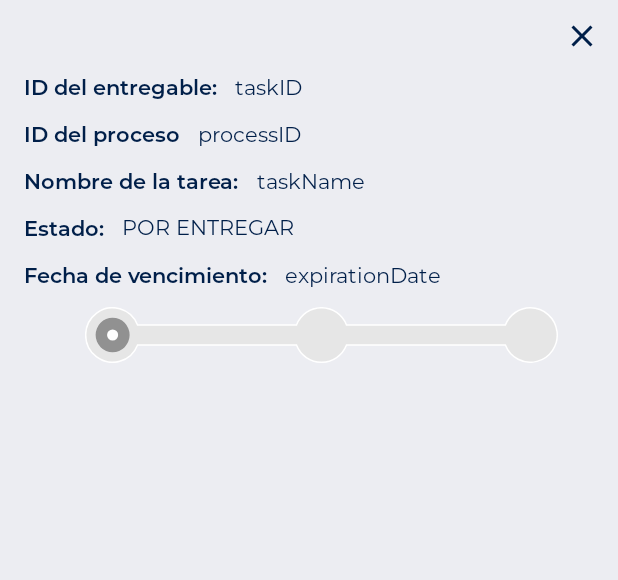
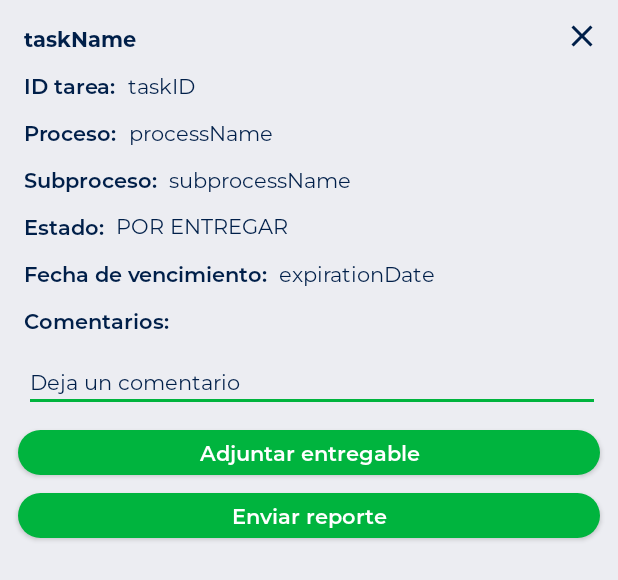
Before and after one commit to kurono7/checher2, an Android app: the layout dialog_deriverable.xml on its own in the app's theme, with its tools: preview values and no code run, on a phone screen of 412 x 824 dp. Shown: the top 580 px of the screen. Run offline under Robolectric (Android 15) with nearby library versions, the phone set to English and light mode, and no system bars.

Commit message:
Fourtynine commit Start correcting the deliverable dialog xml

```diff
--- a/app/src/main/java/com/example/checker/control/DeliverableDialog.java
+++ b/app/src/main/java/com/example/checker/control/DeliverableDialog.java
@@ -11,7 +11,8 @@ import com.example.checker.model.Task;
 
 public class DeliverableDialog extends Dialog {
     private TextView taskID;
-    private TextView processID;
+    private TextView processName;
+    private TextView subprocessName;
     private TextView taskName;
     private TextView status;
     private TextView expirationDate;
@@ -20,12 +21,13 @@ public class DeliverableDialog extends Dialog {
         super(context);
         Task task = (Task) bundle.getSerializable("task");
         taskID = findViewById(R.id.taskID);
-        processID = findViewById(R.id.processID);
         taskName = findViewById(R.id.taskName);
         status = findViewById(R.id.status);
+        processName = findViewById(R.id.process);
+        subprocessName = findViewById(R.id.subprocess);
         expirationDate = findViewById(R.id.expirationDate);
         taskID.setText(task.getTaskID());
-        processID.setText(task.getProcessID());
+        processName.setText(task.getProcess());
         taskName.setText(task.getTaskName());
         status.setText(task.getStatus());
         expirationDate.setText(task.getExpirationDate());
@@ -35,6 +37,6 @@ public class DeliverableDialog extends Dialog {
     protected void onCreate(Bundle savedInstanceState) {
         super.onCreate(savedInstanceState);
         requestWindowFeature(Window.FEATURE_NO_TITLE);
-        setContentView(R.layout.dialog_task);
+        setContentView(R.layout.dialog_deriverable);
     }
 }
--- a/app/src/main/res/layout/dialog_deriverable.xml
+++ b/app/src/main/res/layout/dialog_deriverable.xml
@@ -2,9 +2,7 @@
 <androidx.constraintlayout.widget.ConstraintLayout xmlns:android="http://schemas.android.com/apk/res/android"
     xmlns:app="http://schemas.android.com/apk/res-auto"
     android:layout_width="match_parent"
-    android:layout_height="wrap_content"
-    android:paddingLeft="@dimen/fab_margin"
-    android:paddingBottom="@dimen/fab_margin">
+    android:layout_height="wrap_content">
 
     <ImageView
         android:id="@+id/closeBtn"
@@ -16,66 +14,78 @@
         app:layout_constraintTop_toTopOf="parent" />
 
     <TextView
+        android:id="@+id/taskName"
+        style="@style/ContentBoldText"
+        android:layout_width="wrap_content"
+        android:layout_height="wrap_content"
+        android:layout_marginLeft="@dimen/fab_margin"
+        android:layout_marginTop="@dimen/fab_margin"
+        android:text="taskName"
+        app:layout_constraintStart_toStartOf="parent"
+        app:layout_constraintTop_toTopOf="parent" />
+
+    <TextView
         android:id="@+id/taskIDTitle"
         style="@style/ContentSemiboldText"
         android:layout_width="wrap_content"
         android:layout_height="wrap_content"
-        android:text="ID del entregable:"
-        app:layout_constraintStart_toStartOf="parent"
-        app:layout_constraintTop_toBottomOf="@id/closeBtn" />
+        android:layout_marginTop="@dimen/normal_margin"
+        android:text="@string/taskIDTitleTxt"
+        app:layout_constraintStart_toStartOf="@id/taskName"
+        app:layout_constraintTop_toBottomOf="@id/taskName" />
 
     <TextView
         android:id="@+id/taskID"
         style="@style/ContentRegularText"
         android:layout_width="wrap_content"
         android:layout_height="wrap_content"
-        android:layout_marginLeft="@dimen/normal_margin"
+        android:layout_marginLeft="@dimen/min_margin"
         android:text="taskID"
         app:layout_constraintBottom_toBottomOf="@id/taskIDTitle"
         app:layout_constraintStart_toEndOf="@id/taskIDTitle"
         app:layout_constraintTop_toTopOf="@id/taskIDTitle" />
 
     <TextView
-        android:id="@+id/processIDTitle"
+        android:id="@+id/processTitle"
         style="@style/ContentSemiboldText"
         android:layout_width="wrap_content"
         android:layout_height="wrap_content"
         android:layout_marginTop="@dimen/normal_margin"
-        android:text="ID del proceso"
+        android:text="@string/processTitleTxt"
         app:layout_constraintStart_toStartOf="@id/taskIDTitle"
         app:layout_constraintTop_toBottomOf="@id/taskIDTitle" />
 
     <TextView
-        android:id="@+id/processID"
+        android:id="@+id/process"
         style="@style/ContentRegularText"
         android:layout_width="wrap_content"
         android:layout_height="wrap_content"
-        android:layout_marginLeft="@dimen/normal_margin"
-        android:text="processID"
-        app:layout_constraintBottom_toBottomOf="@id/processIDTitle"
-        app:layout_constraintStart_toEndOf="@id/processIDTitle"
-        app:layout_constraintTop_toTopOf="@id/processIDTitle" />
+        android:layout_marginLeft="@dimen/min_margin"
+        android:text="processName"
+        app:layout_constraintBottom_toBottomOf="@id/processTitle"
+        app:layout_constraintStart_toEndOf="@id/processTitle"
+        app:layout_constraintTop_toTopOf="@id/processTitle" />
 
     <TextView
-        android:id="@+id/taskNameTitle"
+        android:id="@+id/subprocessTitle"
         style="@style/ContentSemiboldText"
         android:layout_width="wrap_content"
         android:layout_height="wrap_content"
         android:layout_marginTop="@dimen/normal_margin"
-        android:text="Nombre de la tarea:"
-        app:layout_constraintStart_toStartOf="@id/processIDTitle"
-        app:layout_constraintTop_toBottomOf="@id/processIDTitle" />
+        android:text="@string/subprocessTitleTxt"
+        app:layout_constraintStart_toStartOf="@id/taskName"
+        app:layout_constraintTop_toBottomOf="@id/processTitle" />
 
     <TextView
-        android:id="@+id/taskName"
+        android:id="@+id/subprocess"
         style="@style/ContentRegularText"
         android:layout_width="wrap_content"
         android:layout_height="wrap_content"
-        android:layout_marginLeft="@dimen/normal_margin"
-        android:text="taskName"
-        app:layout_constraintBottom_toBottomOf="@id/taskNameTitle"
-        app:layout_constraintStart_toEndOf="@id/taskNameTitle"
-        app:layout_constraintTop_toTopOf="@id/taskNameTitle" />
+        android:layout_marginLeft="@dimen/min_margin"
+        android:text="subprocessName"
+        app:layout_constraintBottom_toBottomOf="@id/subprocessTitle"
+        app:layout_constraintStart_toEndOf="@id/subprocessTitle"
+        app:layout_constraintTop_toTopOf="@id/subprocessTitle" />
 
     <TextView
         android:id="@+id/statusTitle"
@@ -83,16 +93,16 @@
         android:layout_width="wrap_content"
         android:layout_height="19dp"
         android:layout_marginTop="@dimen/normal_margin"
-        android:text="Estado:"
-        app:layout_constraintStart_toStartOf="@id/taskNameTitle"
-        app:layout_constraintTop_toBottomOf="@id/taskNameTitle" />
+        android:text="@string/statusTitleTxt"
+        app:layout_constraintStart_toStartOf="@id/taskName"
+        app:layout_constraintTop_toBottomOf="@id/subprocessTitle" />
 
     <TextView
         android:id="@+id/status"
         style="@style/ContentRegularText"
         android:layout_width="wrap_content"
         android:layout_height="19dp"
-        android:layout_marginLeft="@dimen/normal_margin"
+        android:layout_marginLeft="@dimen/min_margin"
         android:text="POR ENTREGAR"
         app:layout_constraintBottom_toBottomOf="@id/statusTitle"
         app:layout_constraintStart_toEndOf="@id/statusTitle"
@@ -105,8 +115,8 @@
         android:layout_width="wrap_content"
         android:layout_height="wrap_content"
         android:layout_marginTop="@dimen/normal_margin"
-        android:text="Fecha de vencimiento:"
-        app:layout_constraintStart_toStartOf="@id/statusTitle"
+        android:text="@string/expirationDateTitleTxt"
+        app:layout_constraintStart_toStartOf="@id/taskName"
         app:layout_constraintTop_toBottomOf="@id/statusTitle" />
 
     <TextView
@@ -114,20 +124,72 @@
         style="@style/ContentRegularText"
         android:layout_width="wrap_content"
         android:layout_height="wrap_content"
-        android:layout_marginLeft="@dimen/normal_margin"
+        android:layout_marginLeft="@dimen/min_margin"
         android:text="expirationDate"
         app:layout_constraintBottom_toBottomOf="@id/expirationDateTitle"
         app:layout_constraintStart_toEndOf="@id/expirationDateTitle"
         app:layout_constraintTop_toTopOf="@id/expirationDateTitle" />
 
-    <ImageView
-        android:id="@+id/statusIndicator"
+    <TextView
+        android:id="@+id/commentTitle"
+        style="@style/ContentSemiboldText"
         android:layout_width="wrap_content"
         android:layout_height="wrap_content"
         android:layout_marginTop="@dimen/normal_margin"
-        android:src="@drawable/ic_vector_bar_not_reported"
+        android:text="@string/commentTitleTxt"
+        app:layout_constraintStart_toStartOf="@id/taskName"
+        app:layout_constraintTop_toBottomOf="@id/expirationDateTitle" />
+
+    <EditText
+        android:id="@+id/commentTxt"
+        style="@style/EdidTextComment"
+        android:layout_width="match_parent"
+        android:layout_height="wrap_content"
+        android:layout_marginStart="@dimen/fab_margin"
+        android:layout_marginTop="@dimen/normal_margin"
+        android:layout_marginEnd="@dimen/normal_margin"
+        android:hint="@string/commentContentTxt"
+        app:layout_constraintStart_toStartOf="parent"
+        app:layout_constraintTop_toBottomOf="@id/commentTitle" />
+
+    <Button
+        android:id="@+id/attachFileBtn"
+        style="@style/ButtonGreenNormal"
+        android:layout_width="match_parent"
+        android:layout_height="30dp"
+        android:layout_marginStart="@dimen/normal_margin"
+        android:layout_marginTop="@dimen/normal_margin"
+        android:layout_marginEnd="@dimen/normal_margin"
+        android:layout_marginBottom="@dimen/fab_margin"
+        android:text="@string/attachDeliverableTxt"
         app:layout_constraintEnd_toEndOf="parent"
         app:layout_constraintStart_toStartOf="parent"
-        app:layout_constraintTop_toBottomOf="@id/expirationDateTitle" />
+        app:layout_constraintTop_toBottomOf="@id/commentTxt" />
+
+    <Button
+        android:id="@+id/sendReportBtn"
+        style="@style/ButtonGreenNormal"
+        android:layout_width="match_parent"
+        android:layout_height="30dp"
+        android:layout_marginStart="@dimen/normal_margin"
+        android:layout_marginTop="@dimen/normal_margin"
+        android:layout_marginEnd="@dimen/normal_margin"
+        android:layout_marginBottom="@dimen/fab_margin"
+        android:text="@string/sendReportTxt"
+        app:layout_constraintBottom_toBottomOf="parent"
+        app:layout_constraintEnd_toEndOf="parent"
+        app:layout_constraintStart_toStartOf="parent"
+        app:layout_constraintTop_toBottomOf="@id/attachFileBtn" />
+
+    <ProgressBar
+        android:id="@+id/progressBar"
+        android:layout_width="wrap_content"
+        android:layout_height="wrap_content"
+        android:indeterminate="true"
+        android:visibility="invisible"
+        app:layout_constraintBottom_toBottomOf="parent"
+        app:layout_constraintEnd_toEndOf="parent"
+        app:layout_constraintStart_toStartOf="parent"
+        app:layout_constraintTop_toTopOf="parent" />
 
 </androidx.constraintlayout.widget.ConstraintLayout>
--- a/app/src/main/res/layout/dialog_task.xml
+++ b/app/src/main/res/layout/dialog_task.xml
@@ -130,29 +130,6 @@
         app:layout_constraintStart_toEndOf="@id/expirationDateTitle"
         app:layout_constraintTop_toTopOf="@id/expirationDateTitle" />
 
-    <TextView
-        android:id="@+id/commentTitle"
-        style="@style/ContentSemiboldText"
-        android:layout_width="wrap_content"
-        android:layout_height="wrap_content"
-        android:layout_marginTop="@dimen/normal_margin"
-        android:text="@string/commentTitleTxt"
-        app:layout_constraintStart_toStartOf="@id/taskName"
-        app:layout_constraintTop_toBottomOf="@id/expirationDateTitle" />
-
-    <EditText
-        android:id="@+id/commentTxt"
-        style="@style/EdidTextNormal"
-        android:layout_width="wrap_content"
-        android:layout_height="wrap_content"
-        android:layout_marginStart="@dimen/fab_margin"
-        android:layout_marginTop="@dimen/normal_margin"
-        android:layout_marginEnd="@dimen/normal_margin"
-        android:hint="@string/commentContentTxt"
-        app:layout_constraintStart_toStartOf="parent"
-        app:layout_constraintTop_toBottomOf="@id/commentTitle" />
-
-
     <Button
         android:id="@+id/reportTaskBtn"
         style="@style/ButtonGreenNormal"
@@ -166,7 +143,7 @@
         app:layout_constraintBottom_toBottomOf="parent"
         app:layout_constraintEnd_toEndOf="parent"
         app:layout_constraintStart_toStartOf="parent"
-        app:layout_constraintTop_toBottomOf="@id/commentTxt" />
+        app:layout_constraintTop_toBottomOf="@id/expirationDateTitle" />
 
     <ProgressBar
         android:id="@+id/progressBar"
@@ -176,9 +153,7 @@
         android:visibility="invisible"
         app:layout_constraintBottom_toBottomOf="parent"
         app:layout_constraintEnd_toEndOf="parent"
-        app:layout_constraintHorizontal_bias="0.463"
         app:layout_constraintStart_toStartOf="parent"
-        app:layout_constraintTop_toTopOf="parent"
-        app:layout_constraintVertical_bias="0.645" />
+        app:layout_constraintTop_toTopOf="parent" />
 
 </androidx.constraintlayout.widget.ConstraintLayout>
--- a/app/src/main/res/values/strings.xml
+++ b/app/src/main/res/values/strings.xml
@@ -55,4 +55,9 @@
     <!--TASK DIALOG-->
     <string name="reportTaskTxt">Reportar tarea</string>
 
+    <!--TASK DIALOG-->
+    <string name="attachDeliverableTxt">Adjuntar entregable</string>
+    <string name="sendReportTxt">Enviar reporte</string>
+
+
 </resources>
--- a/app/src/main/res/values/styles.xml
+++ b/app/src/main/res/values/styles.xml
@@ -101,7 +101,13 @@
         <item name="android:textColor">@color/colorBlueBar</item>
         <item name="android:textColorHint">@color/colorBlueBar</item>
         <item name="android:background">@drawable/rounded_white_edit_text_shape</item>
+    </style>
 
+    <style name="EdidTextComment">
+        <item name="android:textSize">@dimen/normal_text</item>
+        <item name="android:fontFamily">@font/montserrat_regular</item>
+        <item name="android:textColor">@color/colorBlueBar</item>
+        <item name="android:textColorHint">@color/colorBlueBar</item>
     </style>
 
 
```
